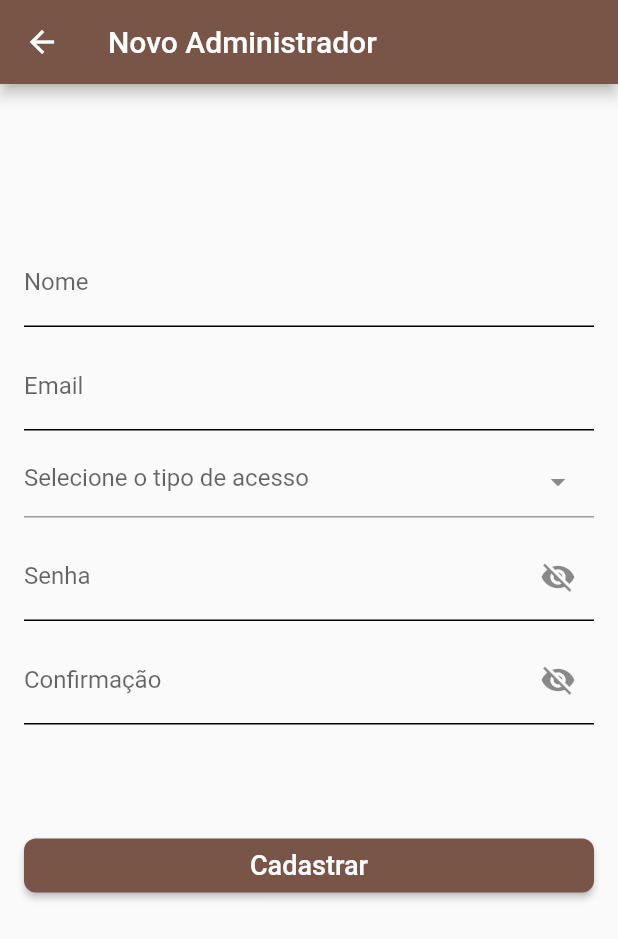
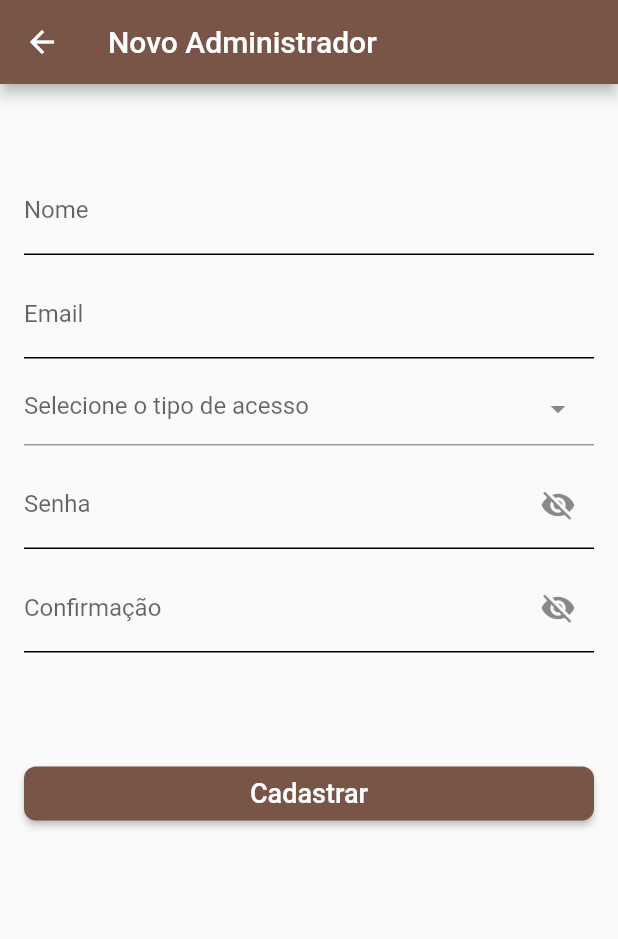
Before and after one commit to cesarazevedocmd/cafeys-admin-app, a Flutter app: the AdminFormPage screen opened directly, on a phone screen of 412 x 824 dp. Shown: the top 939 px of the screen. Run offline on Flutter 3.47's test engine with Material 2 defaults, Android fonts, the phone set to English and light mode, and no system bars; drawn by our look-alikes of dropdown_search; our stand-ins replace connectivity_plus, firebase_core, firebase_remote_config, shared_preferences; accounts and stored records are empty; statements that could not run were skipped.

Commit message:
Improving view

```diff
--- a/lib/page/admin_form_page.dart
+++ b/lib/page/admin_form_page.dart
@@ -49,7 +49,7 @@ class _AdminFormPageState extends State<AdminFormPage> {
           padding: const EdgeInsets.only(left: AppConstants.VALUE_16, right: AppConstants.VALUE_16),
           child: ListView(
             children: [
-              AppSpace.vertical(MediaQuery.of(context).size.height / AppConstants.VALUE_8.toInt()),
+              AppSpace.vertical(MediaQuery.of(context).size.height / AppConstants.VALUE_15.toInt()),
               fieldsByAuthenticatedUser(),
               AppSpace.vertical(AppConstants.VALUE_60),
               saveButton(),
--- a/lib/page/user_form_page.dart
+++ b/lib/page/user_form_page.dart
@@ -49,7 +49,7 @@ class _UserFormPageState extends State<UserFormPage> {
           padding: const EdgeInsets.only(left: AppConstants.VALUE_16, right: AppConstants.VALUE_16),
           child: ListView(
             children: [
-              AppSpace.vertical(MediaQuery.of(context).size.height / AppConstants.VALUE_8.toInt()),
+              AppSpace.vertical(MediaQuery.of(context).size.height / AppConstants.VALUE_15.toInt()),
               fieldsByAuthenticatedUser(),
               AppSpace.vertical(AppConstants.VALUE_60),
               saveButton(),
```
